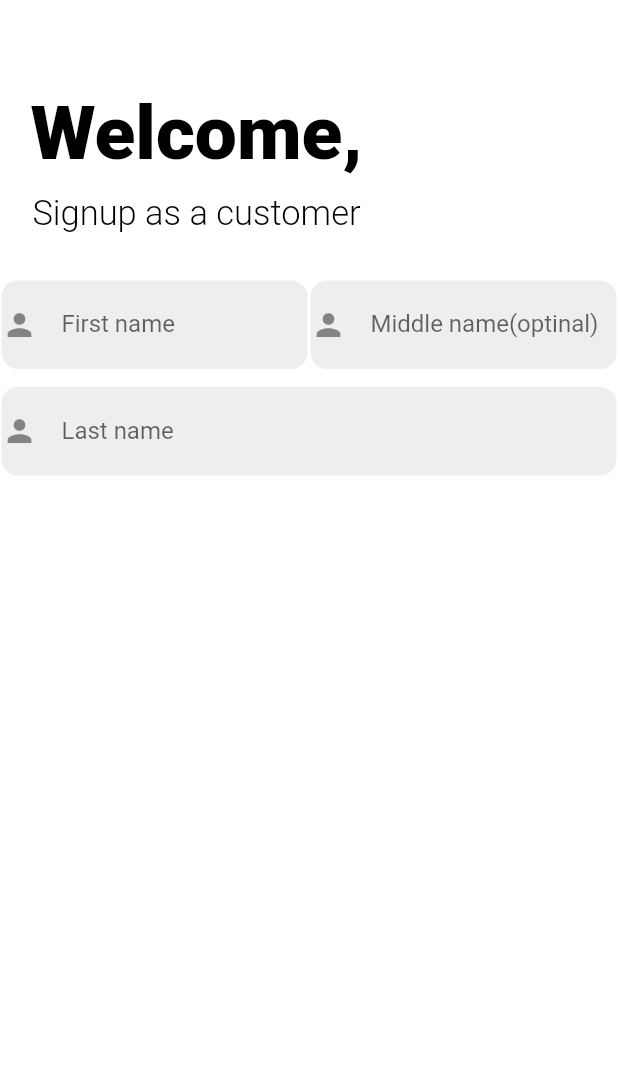
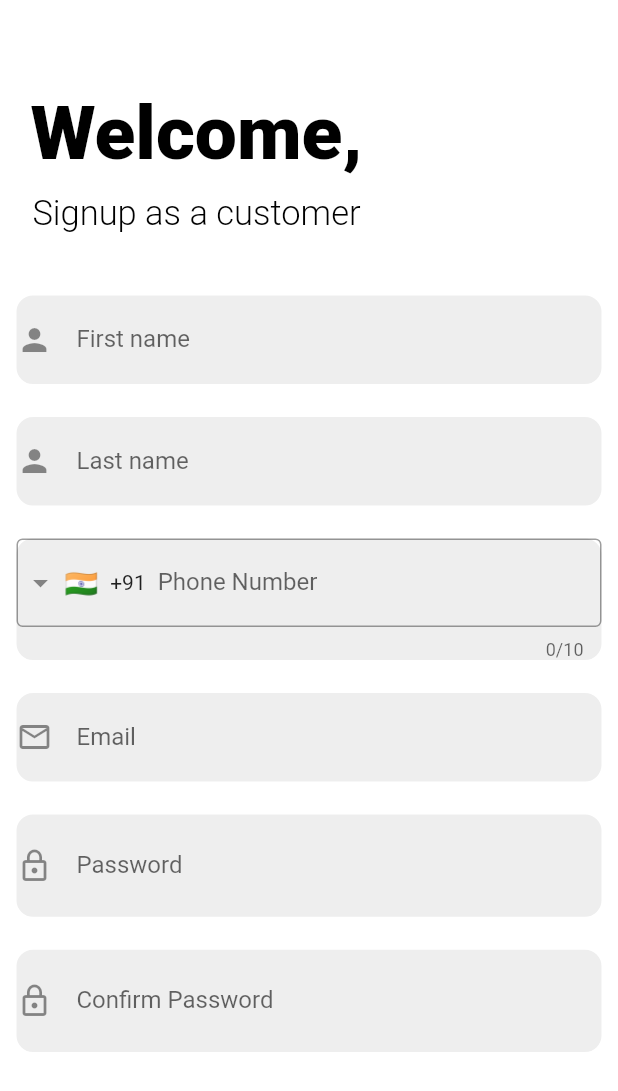
Before and after one commit to ayan-gorain/Enchantee, a Flutter app: the Customersignupage screen opened by its route, on a phone screen of 412 x 824 dp. Shown: the top 1091 px of the screen. Run offline on Flutter 3.47's test engine with Material 2 defaults, Android fonts, the phone set to English and light mode, and no system bars; drawn by our look-alikes of intl_phone_field; our stand-ins replace flutter_screenutil, font_awesome_flutter.

Commit message:
customersign up started

```diff
--- a/lib/pages/customers_signup.dart
+++ b/lib/pages/customers_signup.dart
@@ -1,7 +1,15 @@
 import 'package:flutter/material.dart';
-class Customersignupage extends StatelessWidget {
+import 'package:intl_phone_field/intl_phone_field.dart';
+
+class Customersignupage extends StatefulWidget {
   const Customersignupage({Key? key}) : super(key: key);
 
+  @override
+  State<Customersignupage> createState() => _CustomersignupageState();
+}
+
+class _CustomersignupageState extends State<Customersignupage> {
+  bool _isHidden = true;
   @override
   Widget build(BuildContext context) {
     return Scaffold(
@@ -32,10 +40,10 @@ class Customersignupage extends StatelessWidget {
                             fontWeight: FontWeight.w300)),
                 ),
                 SizedBox(height: 30),
-                Row(
-                  children: [
-                    Expanded(
-                        child:Container(
+
+                Padding(
+                  padding: const EdgeInsets.all(10.0),
+                  child: Container(
                     decoration: BoxDecoration(
                       color: Colors.grey[200],
                       border: Border.all(color: Colors.white),
@@ -50,26 +58,9 @@ class Customersignupage extends StatelessWidget {
                     ),
                   ),
                 ),
-                    Expanded(
-                        child:Container(
-                          decoration: BoxDecoration(
-                            color: Colors.grey[200],
-                            border: Border.all(color: Colors.white),
-                            borderRadius: BorderRadius.circular(12),
-                          ),
-                          child: TextField(
-                            decoration: InputDecoration(border: InputBorder.none,
-                              labelText: 'Middle name(optinal)',
-                              hintText: 'Enter your Middle Name',
-                              icon: Icon(Icons.person),
-                            ),
-                          ),
-                        ),
-                    ),
-                  ],
-                ),
-                SizedBox(height:10),
-                Container(
+                Padding(
+                  padding: const EdgeInsets.all(10.0),
+                  child: Container(
                     decoration: BoxDecoration(
                       color: Colors.grey[200],
                       border: Border.all(color: Colors.white),
@@ -83,14 +74,118 @@ class Customersignupage extends StatelessWidget {
                       ),
                     ),
                   ),
+                ),
+                Padding(
+                  padding: const EdgeInsets.all(10.0),
+                  child: Container(
+                    decoration: BoxDecoration(
+                      color: Colors.grey[200],
+                      border: Border.all(color: Colors.white),
+                      borderRadius: BorderRadius.circular(12),
+                    ),
+                    child: IntlPhoneField(
+                      decoration: InputDecoration(
+                        labelText: 'Phone Number',
+                        hintText: 'Enter your Phone number',
+                        border: OutlineInputBorder(
+                          borderSide: BorderSide(),
+                        ),
+                      ),
+                      initialCountryCode: 'IN',
+                      onChanged: (phone) {
+                        print(phone.completeNumber);
+                      },
+                    ),
+                  ),
+                ),
+                Padding(
+                  padding: const EdgeInsets.all(10.0),
+                  child: Container(
+                    decoration: BoxDecoration(
+                      color: Colors.grey[200],
+                      border: Border.all(color: Colors.white),
+                      borderRadius: BorderRadius.circular(12),
+                    ),
+                    child: TextField(
+                      decoration: InputDecoration(border: InputBorder.none,
+                        labelText: 'Email',
+                        hintText: 'Enter your Email',
+
+                        icon: Icon(Icons.mail_outline),
+
+                      ),
+                    ),
+                  ),
+                ),
+
+
+                Padding(
+                  padding: const EdgeInsets.all(10.0),
+                  child: Container(
+                    decoration: BoxDecoration(
+                      color: Colors.grey[200],
+                      border: Border.all(color: Colors.white),
+                      borderRadius: BorderRadius.circular(12),
+                    ),
+                    child: TextField(
+                      obscureText: _isHidden,
+                      decoration: InputDecoration(border: InputBorder.none,
+                        labelText: 'Password',
+                        hintText: 'Enter your Password',
+                        icon: Icon(Icons.lock_outline),
+                        suffix: InkWell(
+                          onTap: _togglePasswordView,
+                          child: Icon(
+                            _isHidden
+                                ? Icons.visibility
+                                : Icons.visibility_off,
+                          ),
+                        ),
+
+                      ),
+                    ),
+                  ),
+                ),
+                Padding(
+                  padding: const EdgeInsets.all(10.0),
+                  child: Container(
+                    decoration: BoxDecoration(
+                      color: Colors.grey[200],
+                      border: Border.all(color: Colors.white),
+                      borderRadius: BorderRadius.circular(12),
+                    ),
+                    child: TextField(
+                      obscureText: _isHidden,
+                      decoration: InputDecoration(border: InputBorder.none,
+                        labelText: 'Confirm Password',
+                        hintText: 'Enter your Password',
+                        icon: Icon(Icons.lock_outline),
+                        suffix: InkWell(
+                          onTap: _togglePasswordView,
+                          child: Icon(
+                            _isHidden
+                                ? Icons.visibility
+                                : Icons.visibility_off,
+                          ),
+                        ),
+
+                      ),
+                    ),
+                  ),
+                ),
+
+
               ],
 
             ),
-
-
         ),
       ),
 
     );
   }
+  void _togglePasswordView() {
+    setState(() {
+      _isHidden = !_isHidden;
+    });
   }
+}
--- a/pubspec.yaml
+++ b/pubspec.yaml
@@ -36,6 +36,9 @@ dependencies:
   cupertino_icons: ^1.0.2
   flutter_screenutil: ^5.5.2
   font_awesome_flutter: ^9.0.0
+  intl_phone_number_input: ^0.7.0+2
+  intl_phone_field: ^3.1.0
+  editable_image: ^1.1.0
 
 dev_dependencies:
   flutter_test:
```
Also changed, not shown: pubspec.lock, 1 other file. Lines whose indentation alone changed are shown as unchanged.
